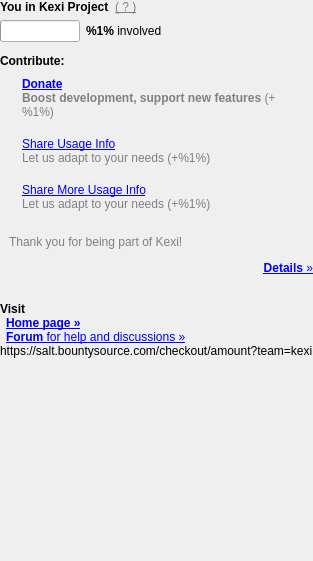
This is src/main/status/status.ui in KDE/kexi as Qt 5 draws it before an edit. The edited form follows.
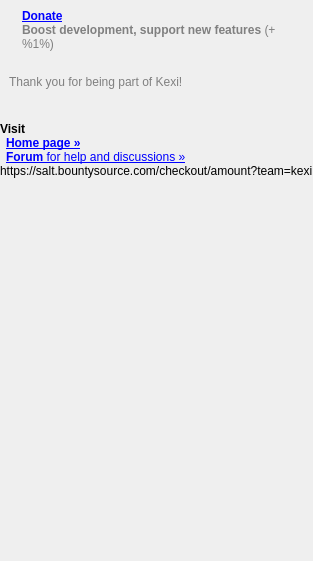
This is the edited form. Icons and pictures are not drawn.

Commit message:
Disable sending user feedback; server-side service was already off since 3.1 due to privacy; leave only the statusbar updates
Later KDE feedback will be re-used

FIXED-IN:3.2.0

Diff of the .ui file:
```diff
--- a/src/main/status/status.ui
+++ b/src/main/status/status.ui
@@ -20,132 +20,6 @@
    <property name="margin">
     <number>0</number>
    </property>
-   <item>
-    <layout class="QHBoxLayout" name="horizontalLayout">
-     <property name="spacing">
-      <number>6</number>
-     </property>
-     <item>
-      <widget class="QLabel" name="label">
-       <property name="font">
-        <font>
-         <weight>75</weight>
-         <bold>true</bold>
-        </font>
-       </property>
-       <property name="text">
-        <string>You in Kexi Project</string>
-       </property>
-      </widget>
-     </item>
-     <item>
-      <widget class="QLabel" name="link_contribute_show_help">
-       <property name="sizePolicy">
-        <sizepolicy hsizetype="Minimum" vsizetype="Preferred">
-         <horstretch>1</horstretch>
-         <verstretch>0</verstretch>
-        </sizepolicy>
-       </property>
-       <property name="focusPolicy">
-        <enum>Qt::StrongFocus</enum>
-       </property>
-       <property name="text">
-        <string notr="true">&lt;a href=&quot;link&quot; style=&quot;color:gray;&quot;&gt;( ? )&lt;/a&gt;</string>
-       </property>
-      </widget>
-     </item>
-    </layout>
-   </item>
-   <item>
-    <widget class="QWidget" name="spacer3" native="true">
-     <property name="sizePolicy">
-      <sizepolicy hsizetype="Preferred" vsizetype="Fixed">
-       <horstretch>0</horstretch>
-       <verstretch>0</verstretch>
-      </sizepolicy>
-     </property>
-     <property name="minimumSize">
-      <size>
-       <width>0</width>
-       <height>6</height>
-      </size>
-     </property>
-     <property name="maximumSize">
-      <size>
-       <width>16777215</width>
-       <height>6</height>
-      </size>
-     </property>
-    </widget>
-   </item>
-   <item>
-    <layout class="QHBoxLayout" name="horizontalLayout_2">
-     <property name="spacing">
-      <number>6</number>
-     </property>
-     <item>
-      <widget class="QProgressBar" name="contribution_progress">
-       <property name="sizePolicy">
-        <sizepolicy hsizetype="Maximum" vsizetype="Fixed">
-         <horstretch>0</horstretch>
-         <verstretch>0</verstretch>
-        </sizepolicy>
-       </property>
-       <property name="maximumSize">
-        <size>
-         <width>80</width>
-         <height>16777215</height>
-        </size>
-       </property>
-       <property name="textVisible">
-        <bool>false</bool>
-       </property>
-      </widget>
-     </item>
-     <item>
-      <widget class="QLabel" name="label_involved">
-       <property name="text">
-        <string>&lt;b&gt;%1%&lt;/b&gt; involved</string>
-       </property>
-      </widget>
-     </item>
-    </layout>
-   </item>
-   <item>
-    <widget class="QWidget" name="spacer2" native="true">
-     <property name="sizePolicy">
-      <sizepolicy hsizetype="Preferred" vsizetype="Fixed">
-       <horstretch>0</horstretch>
-       <verstretch>0</verstretch>
-      </sizepolicy>
-     </property>
-     <property name="minimumSize">
-      <size>
-       <width>0</width>
-       <height>12</height>
-      </size>
-     </property>
-     <property name="maximumSize">
-      <size>
-       <width>16777215</width>
-       <height>6</height>
-      </size>
-     </property>
-    </widget>
-   </item>
-   <item>
-    <widget class="QLabel" name="lbl_contribute">
-     <property name="font">
-      <font>
-       <weight>75</weight>
-       <bold>true</bold>
-      </font>
-     </property>
-     <property name="text">
-      <string>Contribute:</string>
-     </property>
-    </widget>
-   </item>
    <item>
     <widget class="QWidget" name="donate" native="true">
      <layout class="QHBoxLayout" name="lyr_donate">
@@ -190,94 +64,6 @@
      </layout>
     </widget>
    </item>
-   <item>
-    <widget class="QWidget" name="share_usage_info" native="true">
-     <layout class="QHBoxLayout" name="lyr_share_usage_info">
-      <item>
-       <widget class="QLabel" name="icon_share_usage_info">
-        <property name="sizePolicy">
-         <sizepolicy hsizetype="Fixed" vsizetype="Preferred">
-          <horstretch>0</horstretch>
-          <verstretch>0</verstretch>
-         </sizepolicy>
-        </property>
-        <property name="font">
-         <font>
-          <weight>75</weight>
-          <bold>true</bold>
-         </font>
-        </property>
-        <property name="text">
-         <string notr="true"/>
-        </property>
-        <property name="pixmap">
-         <pixmap resource="status.qrc">:/icons/add.png</pixmap>
-        </property>
-        <property name="alignment">
-         <set>Qt::AlignLeading|Qt::AlignLeft|Qt::AlignTop</set>
-        </property>
-       </widget>
-      </item>
-      <item>
-       <widget class="QLabel" name="link_share_usage_info">
-        <property name="focusPolicy">
-         <enum>Qt::StrongFocus</enum>
-        </property>
-        <property name="text">
-         <string>&lt;a href=&quot;link&quot;&gt;Share Usage Info&lt;/a&gt;&lt;br/&gt;&lt;span style=&quot;color:gray;&quot;&gt;Let us adapt to your needs (+%1%)&lt;/span&gt;</string>
-        </property>
-        <property name="wordWrap">
-         <bool>true</bool>
-        </property>
-       </widget>
-      </item>
-     </layout>
-    </widget>
-   </item>
-   <item>
-    <widget class="QWidget" name="share_more_usage_info" native="true">
-     <layout class="QHBoxLayout" name="lyr_share_usage_info_2">
-      <item>
-       <widget class="QLabel" name="icon_share_more_usage_info">
-        <property name="sizePolicy">
-         <sizepolicy hsizetype="Fixed" vsizetype="Preferred">
-          <horstretch>0</horstretch>
-          <verstretch>0</verstretch>
-         </sizepolicy>
-        </property>
-        <property name="font">
-         <font>
-          <weight>75</weight>
-          <bold>true</bold>
-         </font>
-        </property>
-        <property name="text">
-         <string notr="true"/>
-        </property>
-        <property name="pixmap">
-         <pixmap resource="status.qrc">:/icons/add.png</pixmap>
-        </property>
-        <property name="alignment">
-         <set>Qt::AlignLeading|Qt::AlignLeft|Qt::AlignTop</set>
-        </property>
-       </widget>
-      </item>
-      <item>
-       <widget class="QLabel" name="link_share_more_usage_info">
-        <property name="focusPolicy">
-         <enum>Qt::StrongFocus</enum>
-        </property>
-        <property name="text">
-         <string>&lt;a href=&quot;link&quot;&gt;Share More Usage Info&lt;/a&gt;&lt;br/&gt;&lt;span style=&quot;color:gray;&quot;&gt;Let us adapt to your needs (+%1%)&lt;/span&gt;</string>
-        </property>
-        <property name="wordWrap">
-         <bool>true</bool>
-        </property>
-       </widget>
-      </item>
-     </layout>
-    </widget>
-   </item>
    <item>
     <widget class="QWidget" name="spacer1" native="true">
      <property name="sizePolicy">
@@ -322,45 +108,6 @@
      </layout>
     </widget>
    </item>
-   <item>
-    <layout class="QHBoxLayout" name="horizontalLayout_3">
-     <item>
-      <spacer name="horizontalSpacer">
-       <property name="orientation">
-        <enum>Qt::Horizontal</enum>
-       </property>
-       <property name="sizeType">
-        <enum>QSizePolicy::Expanding</enum>
-       </property>
-       <property name="sizeHint" stdset="0">
-        <size>
-         <width>40</width>
-         <height>20</height>
-        </size>
-       </property>
-      </spacer>
-     </item>
-     <item>
-      <widget class="QLabel" name="link_show_contribution_details">
-       <property name="font">
-        <font>
-         <weight>50</weight>
-         <bold>false</bold>
-        </font>
-       </property>
-       <property name="focusPolicy">
-        <enum>Qt::StrongFocus</enum>
-       </property>
-       <property name="text">
-        <string>&lt;a href=&quot;link&quot;&gt;&lt;b&gt;Details&lt;/b&gt; &amp;raquo;&lt;/a&gt;</string>
-       </property>
-       <property name="alignment">
-        <set>Qt::AlignRight|Qt::AlignTrailing|Qt::AlignVCenter</set>
-       </property>
-      </widget>
-     </item>
-    </layout>
-   </item>
    <item>
     <widget class="QWidget" name="spacer31" native="true">
      <property name="sizePolicy">
```
The commit also changes 2 other files.
